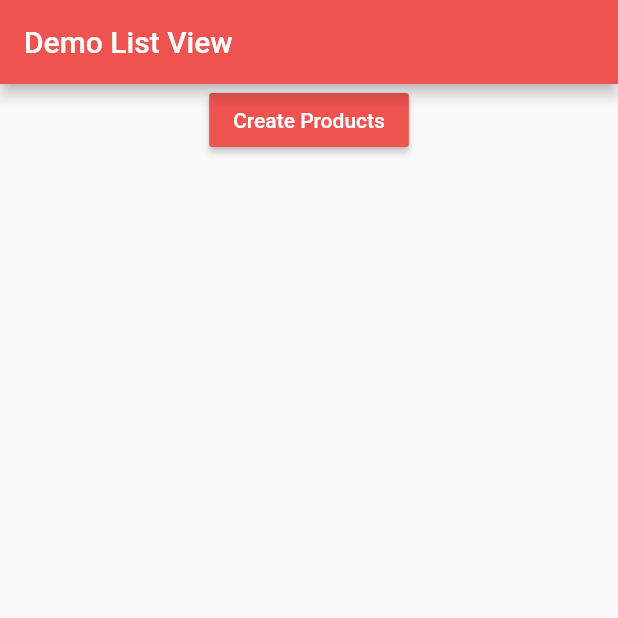
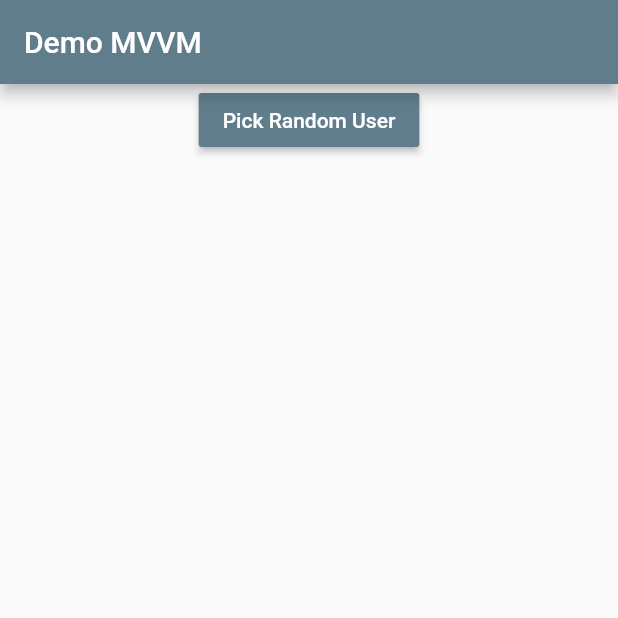
Before and after one commit to rivaldofez/flutter_learnerd, a Flutter app: the screen it shows after launch, on a phone screen of 412 x 824 dp, the top half of it. Run offline on Flutter 3.47's test engine with Material 2 defaults, Android fonts, the phone set to English and light mode, and no system bars; our stand-ins replace bloc, flutter_bloc.

Commit message:
using MVVM architecture

```diff
--- /dev/null
+++ b/lib/bloc/user_bloc.dart
@@ -0,0 +1,18 @@
+import 'package:bloc/bloc.dart';
+import 'package:flutter_learnerd/model/user.dart';
+
+class UserBloc extends  Bloc<int, User> {
+  @override
+  User get initialState => UninitializedUser();
+
+  @override
+  Stream<User> mapEventToState(int event) async* {
+    try{
+      User user = await User.getUserFromAPI(event);
+      yield user;
+    }catch(_){
+
+    }
+  }
+
+}
--- a/lib/main.dart
+++ b/lib/main.dart
@@ -1,10 +1,8 @@
 import 'package:flutter/cupertino.dart';
 import 'package:flutter/material.dart';
-import 'package:bloc/bloc.dart';
-import 'product_card.dart';
 import 'package:flutter_bloc/flutter_bloc.dart';
-import 'dart:math';
-import 'dart:async';
+import 'package:flutter_learnerd/bloc/user_bloc.dart';
+import 'package:flutter_learnerd/ui/main_page.dart';
 
 void main() => runApp(MyApp());
 
@@ -13,88 +11,10 @@ class MyApp extends StatelessWidget {
   Widget build(BuildContext context) {
     return MaterialApp(
       debugShowCheckedModeBanner: false,
-      home:
-          BlocProvider(builder: (context) => ProductBloc(), child: MainPage()),
-    );
-  }
-}
-
-class MainPage extends StatelessWidget {
-  final Random r = Random();
-
-  @override
-  Widget build(BuildContext context) {
-    ProductBloc bloc = BlocProvider.of<ProductBloc>(context);
-
-    return Scaffold(
-      appBar: AppBar(
-        backgroundColor: Colors.red[400],
-        title: Text("Demo List View"),
-      ),
-      body: Column(
-        children: [
-          RaisedButton(
-            color: Colors.red[400],
-            child: Text("Create Products",style: TextStyle(color: Colors.white),),
-            onPressed: () {
-              bloc.dispatch(r.nextInt(4) + 2);
-            },
-          ),
-          SizedBox(height: 20),
-          BlocBuilder<ProductBloc, List<Product>>(
-            builder: (context, products) => Expanded(
-              child: ListView.builder(
-                scrollDirection: Axis.horizontal,
-                itemCount: products.length,
-                itemBuilder: (context, index) {
-                  return Row(
-                    crossAxisAlignment: CrossAxisAlignment.start,
-                    children: [
-                      (index == 0) ? SizedBox(width: 20,) : Container(),
-                      ProductCard(
-                        imgURL: products[index].imageURL,
-                        name: products[index].name,
-                        price: products[index].price.toString(),
-                        onDecTap: () {},
-                        onIncTap: () {},
-                        onAddCartTap: () {},
-                      ),
-                      SizedBox(width:20 ,)
-                    ],
-                  );
-                },
-              ),
-            ),
-          ),
-        ],
+      home: BlocProvider(
+        builder: (context) => UserBloc(),
+        child: MainPage(),
       ),
     );
   }
 }
-
-class Product {
-  String imageURL;
-  String name;
-  int price;
-
-  Product({this.imageURL = "", this.name = "", this.price = 0});
-}
-
-class ProductBloc extends Bloc<int, List<Product>> {
-  @override
-  List<Product> get initialState => [];
-
-  @override
-  Stream<List<Product>> mapEventToState(int event) async* {
-    List<Product> products = [];
-
-    for (int i = 0; i < event; i++)
-      products.add(Product(
-          imageURL:
-              "https://metro.co.uk/wp-content/uploads/2019/04/ZAC-EFRON-GREATEST-SHOWMAN2-6b5e.jpg",
-          name: "Zax Efron",
-          price: (i + 1) * 5000));
-
-    yield products;
-  }
-}
--- /dev/null
+++ b/lib/model/user.dart
@@ -0,0 +1,33 @@
+import 'dart:convert';
+import 'package:http/http.dart' as http;
+
+class User {
+  String id;
+  String email;
+  String firstname;
+  String lastname;
+  String avatar;
+
+  User({this.id, this.email, this.firstname, this.lastname, this.avatar});
+
+  factory User.createUser(Map<String, dynamic> object) {
+    return User(
+        id: object["id"].toString(),
+        email: object["email"],
+        firstname: object["first_name"],
+        lastname: object["last_name"],
+        avatar: object["avatar"]);
+  }
+
+  static Future<User> getUserFromAPI(int id) async {
+    String apiURL = "https://reqres.in/api/users/" + id.toString();
+
+    var apiResult = await http.get(apiURL);
+    var jsonObject = json.decode(apiResult.body);
+    var userData = (jsonObject as Map<String, dynamic>)['data'];
+
+    return User.createUser(userData);
+  }
+}
+
+class UninitializedUser extends User {}
--- /dev/null
+++ b/lib/ui/main_page.dart
@@ -0,0 +1,37 @@
+import 'dart:math';
+import 'package:flutter/material.dart';
+import 'package:flutter_bloc/flutter_bloc.dart';
+import 'package:flutter_learnerd/bloc/user_bloc.dart';
+import 'package:flutter_learnerd/model/user.dart';
+import 'package:flutter_learnerd/ui/user_card.dart';
+
+class MainPage extends StatelessWidget {
+  final Random random = Random();
+
+  @override
+  Widget build(BuildContext context) {
+    UserBloc bloc = BlocProvider.of<UserBloc>(context);
+
+    return Scaffold(
+      appBar: AppBar(
+        backgroundColor: Colors.blueGrey,
+        title: Text("Demo MVVM"),
+      ),
+      body: Column(
+        crossAxisAlignment: CrossAxisAlignment.center,
+        children: [
+          RaisedButton(
+            child: Text("Pick Random User", style: TextStyle(color: Colors.white),),
+            color: Colors.blueGrey,
+            onPressed: () {
+              bloc.dispatch(random.nextInt(10) + 1);
+            },
+          ),
+          BlocBuilder<UserBloc, User>(
+              builder: (context, user) =>
+                  (user is UninitializedUser) ? Container() : UserCard(user)),
+        ],
+      ),
+    );
+  }
+}
--- /dev/null
+++ b/lib/ui/user_card.dart
@@ -0,0 +1,44 @@
+import 'package:flutter/material.dart';
+import 'package:flutter_learnerd/model/user.dart';
+
+class UserCard extends StatelessWidget {
+  final User user;
+
+  UserCard(this.user);
+
+  @override
+  Widget build(BuildContext context) {
+    return Container(
+      width: double.infinity,
+      margin: EdgeInsets.all(20),
+      padding: EdgeInsets.all(20),
+      decoration: BoxDecoration(
+        color: Colors.blueGrey[100],
+          boxShadow: [
+            BoxShadow(color: Colors.blue, offset: Offset(1, 1), blurRadius: 7)
+          ],
+          borderRadius: BorderRadius.circular(15),
+          border: Border.all(color: Colors.blueGrey)),
+      child: Row(
+        children: [
+          Container(
+            width: 75,
+            height: 75,
+            margin: EdgeInsets.only(right: 10),
+            decoration: BoxDecoration(
+                borderRadius: BorderRadius.circular(15),
+                image: DecorationImage(image: NetworkImage(user.avatar))),
+          ),
+          Column(
+            crossAxisAlignment: CrossAxisAlignment.start,
+            children: [
+              Text("ID :" + user.id),
+              Text("Nama :" + user.firstname + " " + user.lastname),
+              Text("Email :" + user.email)
+            ],
+          ),
+        ],
+      ),
+    );
+  }
+}
```
Also changed, not shown: lib/product_card.dart (deleted, +0 -180 lines).
